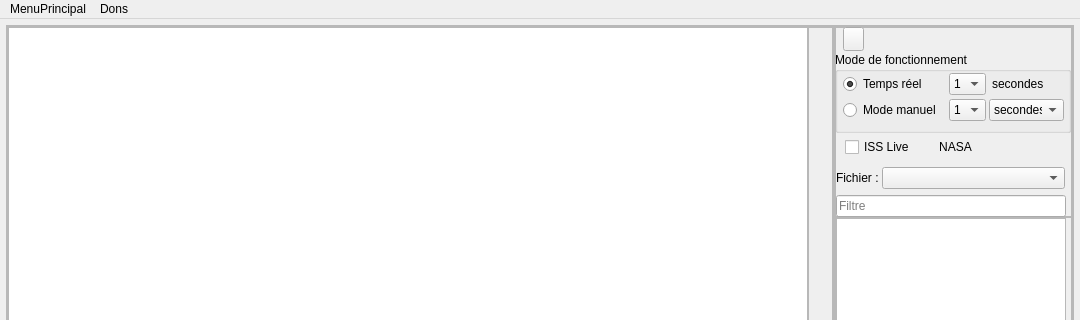
Above: src/interface/previsat.ui from mconsidine/previsat_archive before the change; both pictures show x 0 to 1080 and y 0 to 320 of the 1080 by 684 pixel window. Below: the same form after it.
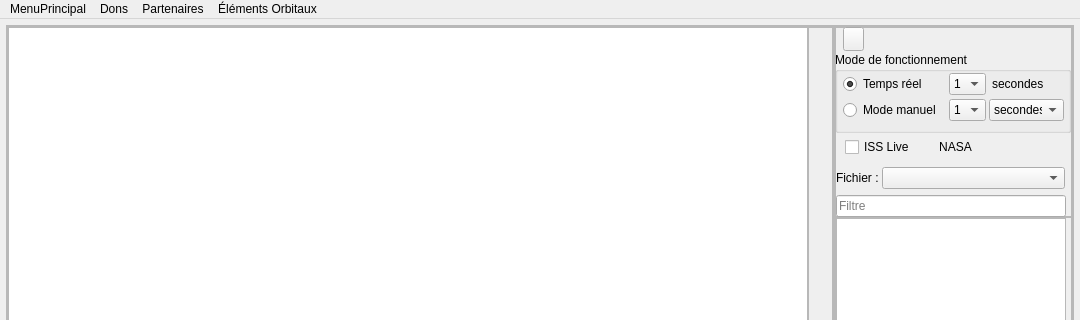
That is the form after the change. Icons and pictures are not drawn.

Commit message: Ajout de quelques fonctions du menu deroulant Modification d'affichage dans le fichier de log Ajout de la fenetre A propos Renommage de l'onglet Flashs Ajout du calcul des flashs et correction dans les previsions

```diff
--- a/src/interface/previsat.ui
+++ b/src/interface/previsat.ui
@@ -893,8 +893,24 @@
     <addaction name="actionTipeee"/>
     <addaction name="actionUtip"/>
    </widget>
+   <widget class="QMenu" name="menuPartenaires">
+    <property name="title">
+     <string>Partenaires</string>
+    </property>
+    <addaction name="actionSkywatcher"/>
+    <addaction name="actionPianetaRadio"/>
+   </widget>
+   <widget class="QMenu" name="menuElementsOrbitaux">
+    <property name="title">
+     <string>Éléments Orbitaux</string>
+    </property>
+    <addaction name="actionCelestrak"/>
+    <addaction name="actionSpaceTrack"/>
+   </widget>
    <addaction name="menuPrincipal"/>
    <addaction name="menuDons"/>
+   <addaction name="menuPartenaires"/>
+   <addaction name="menuElementsOrbitaux"/>
   </widget>
   <action name="actionImporter_fichier_TLE_GP">
    <property name="text">
```
Left out of the diff: 92 changed lines with no effect on the pictures. The commit also changes 31 other files.
